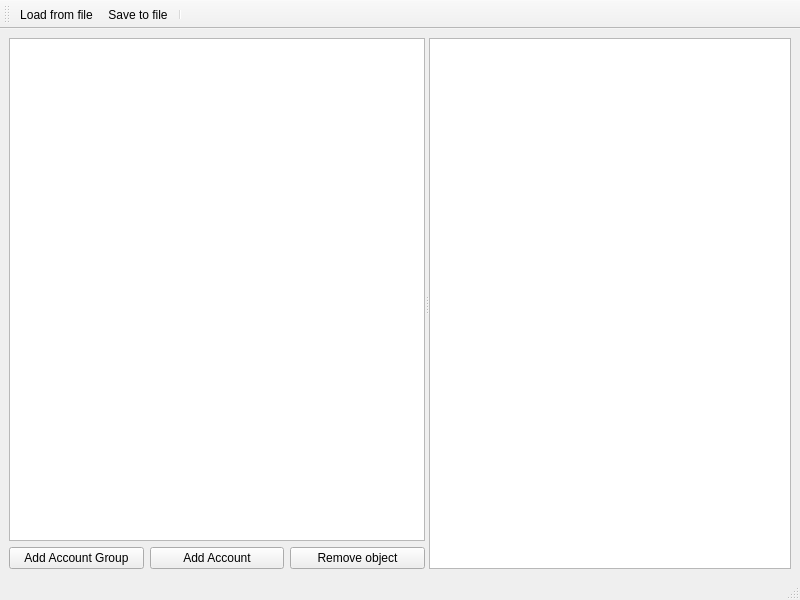
Qt form src/views/ui_files/mainwindow.ui (JakubFranek/Kapytal) before a commit.
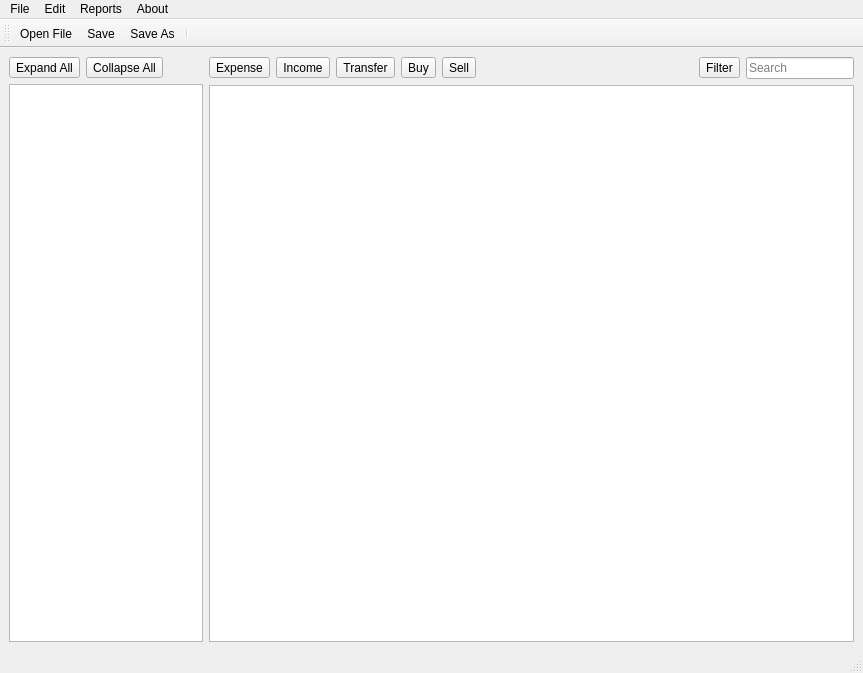
The same form after that commit.

Commit message: Implement Expand All, Collapse All actions

```diff
--- a/src/views/ui_files/mainwindow.ui
+++ b/src/views/ui_files/mainwindow.ui
@@ -6,8 +6,8 @@
    <rect>
     <x>0</x>
     <y>0</y>
-    <width>800</width>
-    <height>600</height>
+    <width>863</width>
+    <height>673</height>
    </rect>
   </property>
   <property name="windowTitle">
@@ -17,37 +17,66 @@
    <locale language="English" country="UnitedKingdom"/>
   </property>
   <widget class="QWidget" name="centralwidget">
-   <layout class="QHBoxLayout" name="horizontalLayout">
+   <property name="sizePolicy">
+    <sizepolicy hsizetype="Expanding" vsizetype="Expanding">
+     <horstretch>0</horstretch>
+     <verstretch>0</verstretch>
+    </sizepolicy>
+   </property>
+   <layout class="QHBoxLayout" name="horizontalLayout" stretch="0,1">
     <item>
-     <widget class="QSplitter" name="splitter">
-      <property name="frameShape">
-       <enum>QFrame::NoFrame</enum>
-      </property>
-      <property name="frameShadow">
-       <enum>QFrame::Plain</enum>
-      </property>
-      <property name="lineWidth">
-       <number>1</number>
-      </property>
-      <property name="midLineWidth">
-       <number>0</number>
-      </property>
+     <layout class="QVBoxLayout" name="verticalLayoutTree">
+      <item>
+       <layout class="QHBoxLayout" name="horizontalLayout_3">
+        <item>
+         <widget class="QToolButton" name="toolButton_expandAll">
+          <property name="text">
+           <string>Expand All</string>
+          </property>
+          <property name="toolButtonStyle">
+           <enum>Qt::ToolButtonIconOnly</enum>
+          </property>
+          <property name="arrowType">
+           <enum>Qt::NoArrow</enum>
+          </property>
+         </widget>
+        </item>
+        <item>
+         <widget class="QToolButton" name="toolButton_collapseAll">
+          <property name="text">
+           <string>Collapse All</string>
+          </property>
+         </widget>
+        </item>
+        <item>
+         <spacer name="horizontalSpacer_2">
       <property name="orientation">
        <enum>Qt::Horizontal</enum>
       </property>
-      <property name="opaqueResize">
-       <bool>true</bool>
-      </property>
-      <property name="handleWidth">
-       <number>4</number>
-      </property>
-      <property name="childrenCollapsible">
-       <bool>false</bool>
-      </property>
-      <widget class="QWidget" name="verticalLayoutWidget">
-       <layout class="QVBoxLayout" name="verticalLayout">
+          <property name="sizeHint" stdset="0">
+           <size>
+            <width>40</width>
+            <height>20</height>
+           </size>
+          </property>
+         </spacer>
+        </item>
+       </layout>
+      </item>
         <item>
          <widget class="QTreeView" name="accountsTree">
+        <property name="sizePolicy">
+         <sizepolicy hsizetype="MinimumExpanding" vsizetype="Expanding">
+          <horstretch>0</horstretch>
+          <verstretch>0</verstretch>
+         </sizepolicy>
+        </property>
+        <property name="sizeAdjustPolicy">
+         <enum>QAbstractScrollArea::AdjustToContents</enum>
+        </property>
+        <attribute name="headerMinimumSectionSize">
+         <number>35</number>
+        </attribute>
           <attribute name="headerHighlightSections">
            <bool>true</bool>
           </attribute>
@@ -59,41 +88,90 @@
           </attribute>
          </widget>
         </item>
+     </layout>
+    </item>
         <item>
-         <layout class="QHBoxLayout" name="horizontalLayout_2">
+     <layout class="QVBoxLayout" name="verticalLayoutTable">
           <item>
-           <widget class="QPushButton" name="pushButton_3">
+       <layout class="QHBoxLayout" name="horizontalLayout_2" stretch="0,0,0,0,0,1,0,0">
+        <item>
+         <widget class="QToolButton" name="toolButton_4">
             <property name="text">
-             <string>Add Account Group</string>
+           <string>Expense</string>
             </property>
            </widget>
           </item>
           <item>
-           <widget class="QPushButton" name="pushButton_2">
+         <widget class="QToolButton" name="toolButton_5">
             <property name="text">
-             <string>Add Account</string>
+           <string>Income</string>
             </property>
            </widget>
           </item>
           <item>
-           <widget class="QPushButton" name="pushButton">
+         <widget class="QToolButton" name="toolButton_6">
             <property name="text">
-             <string>Remove object</string>
+           <string>Transfer</string>
             </property>
            </widget>
           </item>
-         </layout>
+        <item>
+         <widget class="QToolButton" name="toolButton_7">
+          <property name="text">
+           <string>Buy</string>
+          </property>
+         </widget>
         </item>
-       </layout>
-      </widget>
-      <widget class="QWidget" name="verticalLayoutWidget_2">
-       <layout class="QVBoxLayout" name="verticalLayout_2">
+        <item>
+         <widget class="QToolButton" name="toolButton_8">
+          <property name="text">
+           <string>Sell</string>
+          </property>
+         </widget>
+        </item>
         <item>
-         <widget class="QTableView" name="transactionTable"/>
+         <spacer name="horizontalSpacer">
+          <property name="orientation">
+           <enum>Qt::Horizontal</enum>
+          </property>
+          <property name="sizeHint" stdset="0">
+           <size>
+            <width>40</width>
+            <height>20</height>
+           </size>
+          </property>
+         </spacer>
         </item>
-       </layout>
-      </widget>
-     </widget>
+        <item>
+         <widget class="QToolButton" name="toolButton">
+          <property name="text">
+           <string>Filter</string>
+          </property>
+         </widget>
+        </item>
+        <item>
+         <widget class="QLineEdit" name="lineEdit">
+          <property name="maximumSize">
+           <size>
+            <width>16777215</width>
+            <height>16777215</height>
+           </size>
+          </property>
+          <property name="placeholderText">
+           <string>Search</string>
+          </property>
+         </widget>
+        </item>
+       </layout>
+      </item>
+      <item>
+       <widget class="QTableView" name="transactionTable">
+        <property name="sizeAdjustPolicy">
+         <enum>QAbstractScrollArea::AdjustIgnored</enum>
+        </property>
+       </widget>
+      </item>
+     </layout>
     </item>
    </layout>
   </widget>
@@ -102,10 +180,37 @@
     <rect>
      <x>0</x>
      <y>0</y>
-     <width>800</width>
+     <width>863</width>
      <height>21</height>
     </rect>
    </property>
+   <widget class="QMenu" name="menuFile">
+    <property name="title">
+     <string>File</string>
+    </property>
+    <addaction name="actionOpen_File"/>
+    <addaction name="actionSave"/>
+    <addaction name="actionSave_As"/>
+   </widget>
+   <widget class="QMenu" name="menuEdit">
+    <property name="title">
+     <string>Edit</string>
+    </property>
+   </widget>
+   <widget class="QMenu" name="menuReports">
+    <property name="title">
+     <string>Reports</string>
+    </property>
+   </widget>
+   <widget class="QMenu" name="menuAbout">
+    <property name="title">
+     <string>About</string>
+    </property>
+   </widget>
+   <addaction name="menuFile"/>
+   <addaction name="menuEdit"/>
+   <addaction name="menuReports"/>
+   <addaction name="menuAbout"/>
   </widget>
   <widget class="QStatusBar" name="statusbar"/>
   <widget class="QToolBar" name="toolBar">
@@ -118,8 +223,9 @@
    <attribute name="toolBarBreak">
     <bool>false</bool>
    </attribute>
-   <addaction name="actionLoad_from_file"/>
-   <addaction name="actionSave_to_file"/>
+   <addaction name="actionOpen_File"/>
+   <addaction name="actionSave"/>
+   <addaction name="actionSave_As"/>
    <addaction name="separator"/>
   </widget>
   <action name="actionAdd_Account">
@@ -127,20 +233,94 @@
     <string>Add Account</string>
    </property>
   </action>
-  <action name="actionLoad_from_file">
+  <action name="actionSave">
    <property name="text">
-    <string>Load from file</string>
+    <string>Save</string>
    </property>
    <property name="toolTip">
-    <string>Load from file</string>
+    <string>Save</string>
    </property>
+   <property name="shortcut">
+    <string>Ctrl+S</string>
+   </property>
   </action>
-  <action name="actionSave_to_file">
+  <action name="actionAdd_Account_Group">
    <property name="text">
-    <string>Save to file</string>
+    <string>Add Account Group</string>
    </property>
    <property name="toolTip">
-    <string>Save to file</string>
+    <string>Add Account Group</string>
+   </property>
+  </action>
+  <action name="actionSave_As">
+   <property name="text">
+    <string>Save As...</string>
+   </property>
+   <property name="shortcut">
+    <string>Ctrl+Shift+S</string>
+   </property>
+  </action>
+  <action name="actionOpen_File">
+   <property name="text">
+    <string>Open File</string>
+   </property>
+   <property name="shortcut">
+    <string>Ctrl+O</string>
+   </property>
+  </action>
+  <action name="actionExpand_All">
+   <property name="text">
+    <string>Expand All</string>
+   </property>
+  </action>
+  <action name="actionExpand">
+   <property name="text">
+    <string>Expand</string>
+   </property>
+  </action>
+  <action name="actionCollapse_All">
+   <property name="text">
+    <string>Collapse All</string>
+   </property>
+  </action>
+  <action name="actionCollapse">
+   <property name="text">
+    <string>Collapse</string>
+   </property>
+  </action>
+  <action name="actionAdd_Expense">
+   <property name="text">
+    <string>Add Expense</string>
+   </property>
+  </action>
+  <action name="actionAdd_Income">
+   <property name="text">
+    <string>Add Income</string>
+   </property>
+  </action>
+  <action name="actionAdd_Transfer">
+   <property name="text">
+    <string>Add Transfer</string>
+   </property>
+  </action>
+  <action name="actionAdd_Buy">
+   <property name="text">
+    <string>Add Buy</string>
+   </property>
+  </action>
+  <action name="actionAdd_Sell">
+   <property name="text">
+    <string>Add Sell</string>
+   </property>
+  </action>
+  <action name="actionAdd_Refund">
+   <property name="text">
+    <string>Add Refund</string>
+   </property>
+  </action>
+  <action name="actionDuplicate_Transaction">
+   <property name="text">
+    <string>Duplicate Transaction</string>
    </property>
   </action>
  </widget>
```
Lines whose indentation alone changed are shown as unchanged. The commit also changes 5 other files.
